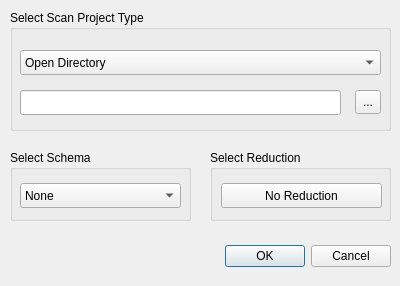
First picture: the form in src/tools/lvr2_viewer/ui/LVRScanProjectOpenDialogUI.ui, repository uos/lvr2, before the edit.
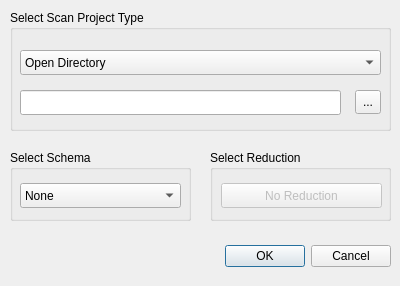
Second picture: the form after the edit.

Commit message: disabled button when no path selected

Patch:
```diff
--- a/src/tools/lvr2_viewer/ui/LVRScanProjectOpenDialogUI.ui
+++ b/src/tools/lvr2_viewer/ui/LVRScanProjectOpenDialogUI.ui
@@ -126,6 +126,9 @@
     <string>Select Reduction</string>
    </property>
    <widget class="QPushButton" name="pushButtonReduction">
+    <property name="enabled">
+     <bool>false</bool>
+    </property>
     <property name="geometry">
      <rect>
       <x>11</x>
```
The commit also changes 1 other file.
